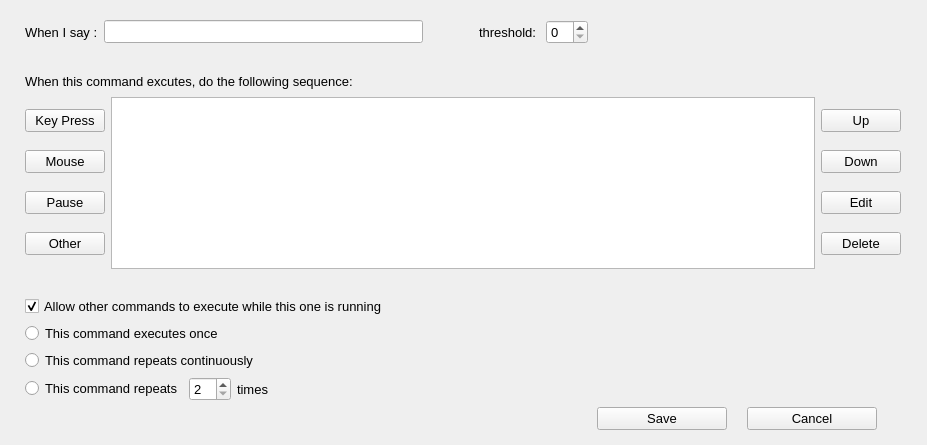
First picture: the form in src/commandeditwnd.ui, repository stele95/LinVAM, before the edit.
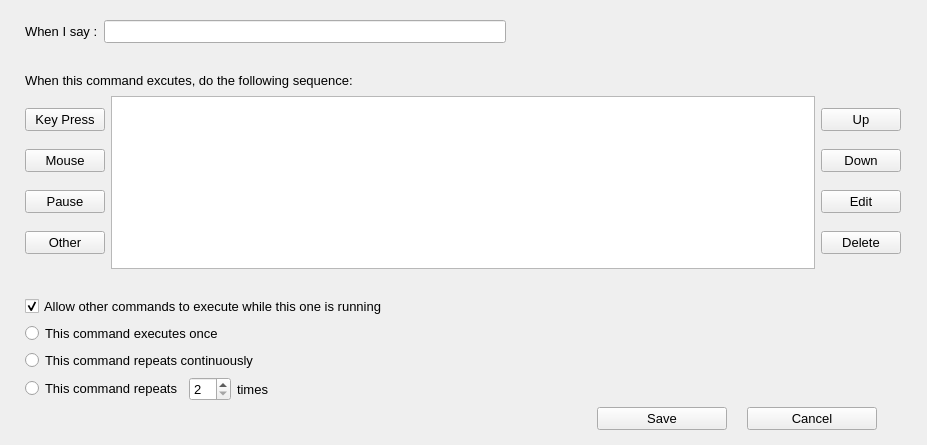
Second picture: the form after the edit.

The edit to the form file:
```diff
--- a/src/commandeditwnd.ui
+++ b/src/commandeditwnd.ui
@@ -93,32 +93,6 @@
      <item>
       <widget class="QLineEdit" name="say"/>
      </item>
-     <item>
-      <spacer name="horizontalSpacer_8">
-       <property name="orientation">
-        <enum>Qt::Horizontal</enum>
-       </property>
-       <property name="sizeType">
-        <enum>QSizePolicy::Fixed</enum>
-       </property>
-       <property name="sizeHint" stdset="0">
-        <size>
-         <width>50</width>
-         <height>20</height>
-        </size>
-       </property>
-      </spacer>
-     </item>
-     <item>
-      <widget class="QLabel" name="label_4">
-       <property name="text">
-        <string>threshold: </string>
-       </property>
-      </widget>
-     </item>
-     <item>
-      <widget class="QSpinBox" name="thresholdSpin"/>
-     </item>
      <item>
       <spacer name="horizontalSpacer">
        <property name="orientation">
```
